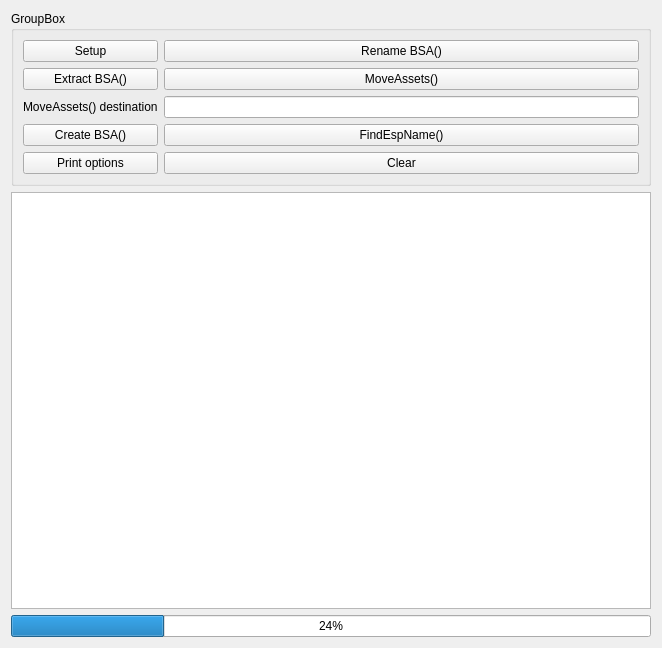
This is devmodeui.ui in Guekka/cathedral-assets-optimizer as Qt 5 draws it before an edit. The edited form follows.
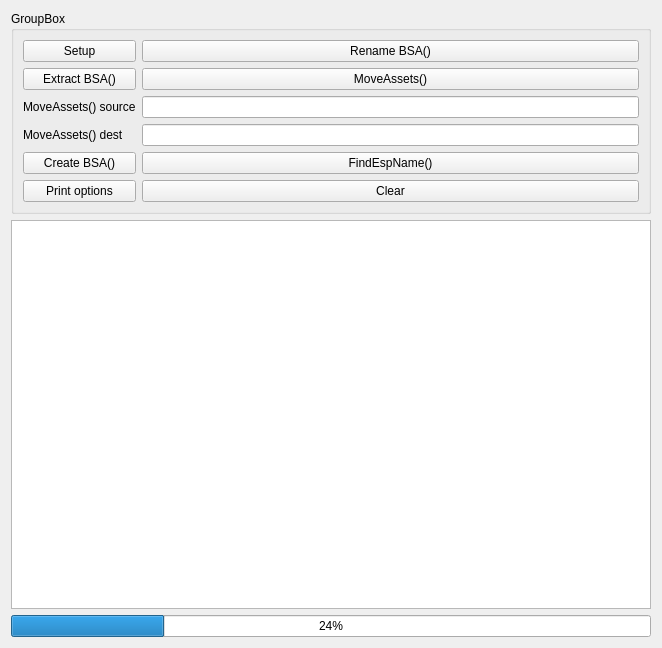
This is the edited form.

Commit message: Improved MoveAssets function

Diff of the .ui file:
```diff
--- a/devmodeui.ui
+++ b/devmodeui.ui
@@ -20,61 +20,13 @@
       <string>GroupBox</string>
      </property>
      <layout class="QGridLayout" name="gridLayout">
-      <item row="0" column="0">
-       <widget class="QPushButton" name="Setup">
-        <property name="text">
-         <string>Setup</string>
-        </property>
-       </widget>
-      </item>
-      <item row="7" column="0">
-       <widget class="QPushButton" name="PrintOptions">
-        <property name="text">
-         <string>Print options</string>
-        </property>
-       </widget>
-      </item>
-      <item row="5" column="0">
+      <item row="6" column="0">
        <widget class="QPushButton" name="CreateBSA">
         <property name="text">
          <string>Create BSA()</string>
         </property>
        </widget>
       </item>
-      <item row="3" column="1">
-       <widget class="QLineEdit" name="MoveAssetsPath"/>
-      </item>
-      <item row="5" column="1">
-       <widget class="QPushButton" name="FindEspName">
-        <property name="text">
-         <string>FindEspName()</string>
-        </property>
-       </widget>
-      </item>
-      <item row="7" column="1">
-       <widget class="QPushButton" name="ClearLog">
-        <property name="text">
-         <string>Clear</string>
-        </property>
-       </widget>
-      </item>
-      <item row="3" column="0">
-       <widget class="QLabel" name="label">
-        <property name="text">
-         <string>MoveAssets() destination</string>
-        </property>
-        <property name="buddy">
-         <cstring>MoveAssetsPath</cstring>
-        </property>
-       </widget>
-      </item>
-      <item row="2" column="1">
-       <widget class="QPushButton" name="MoveAssets">
-        <property name="text">
-         <string>MoveAssets()</string>
-        </property>
-       </widget>
-      </item>
       <item row="0" column="1">
        <widget class="QPushButton" name="RenameBSA">
         <property name="text">
@@ -82,6 +34,34 @@
         </property>
        </widget>
       </item>
+      <item row="2" column="1">
+       <widget class="QPushButton" name="MoveAssets">
+        <property name="text">
+         <string>MoveAssets()</string>
+        </property>
+       </widget>
+      </item>
+      <item row="8" column="1">
+       <widget class="QPushButton" name="ClearLog">
+        <property name="text">
+         <string>Clear</string>
+        </property>
+       </widget>
+      </item>
+      <item row="6" column="1">
+       <widget class="QPushButton" name="FindEspName">
+        <property name="text">
+         <string>FindEspName()</string>
+        </property>
+       </widget>
+      </item>
+      <item row="8" column="0">
+       <widget class="QPushButton" name="PrintOptions">
+        <property name="text">
+         <string>Print options</string>
+        </property>
+       </widget>
+      </item>
       <item row="2" column="0">
        <widget class="QPushButton" name="ExtractBSA">
         <property name="text">
@@ -89,6 +69,36 @@
         </property>
        </widget>
       </item>
+      <item row="0" column="0">
+       <widget class="QPushButton" name="Setup">
+        <property name="text">
+         <string>Setup</string>
+        </property>
+       </widget>
+      </item>
+      <item row="4" column="0">
+       <widget class="QLabel" name="label">
+        <property name="text">
+         <string>MoveAssets() dest</string>
+        </property>
+        <property name="buddy">
+         <cstring>MoveAssetsDest</cstring>
+        </property>
+       </widget>
+      </item>
+      <item row="4" column="1">
+       <widget class="QLineEdit" name="MoveAssetsDest"/>
+      </item>
+      <item row="3" column="0">
+       <widget class="QLabel" name="label_2">
+        <property name="text">
+         <string>MoveAssets() source</string>
+        </property>
+       </widget>
+      </item>
+      <item row="3" column="1">
+       <widget class="QLineEdit" name="MoveAssetsSource"/>
+      </item>
      </layout>
     </widget>
    </item>
```
The commit also changes 5 other files.
